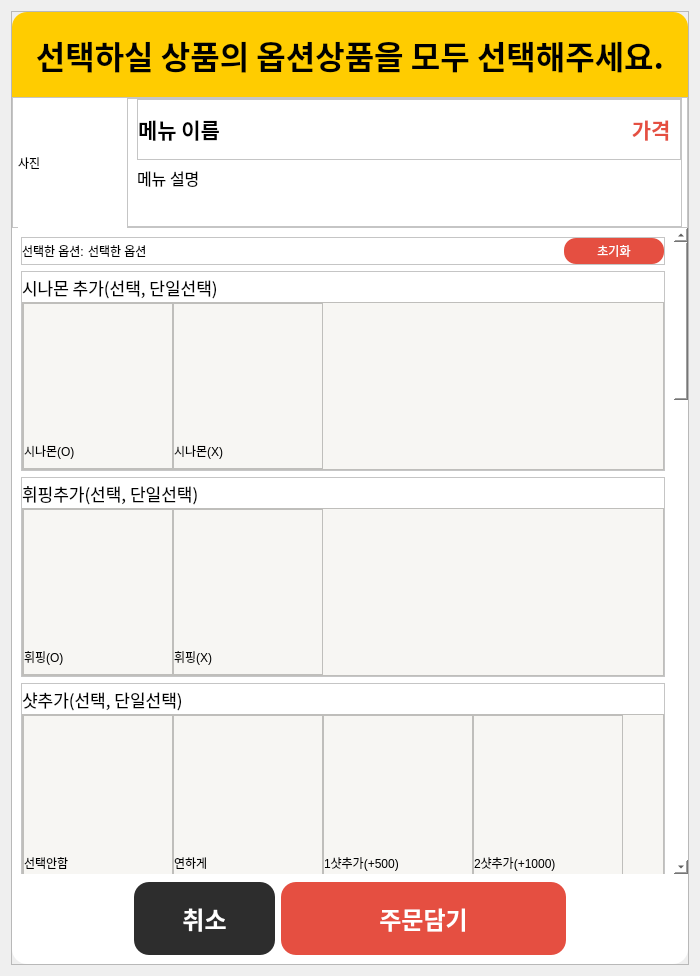
Above: UI/mega_choose_option_page.ui from guaba98/mega_kiosk before the change. Below: the same form after it.
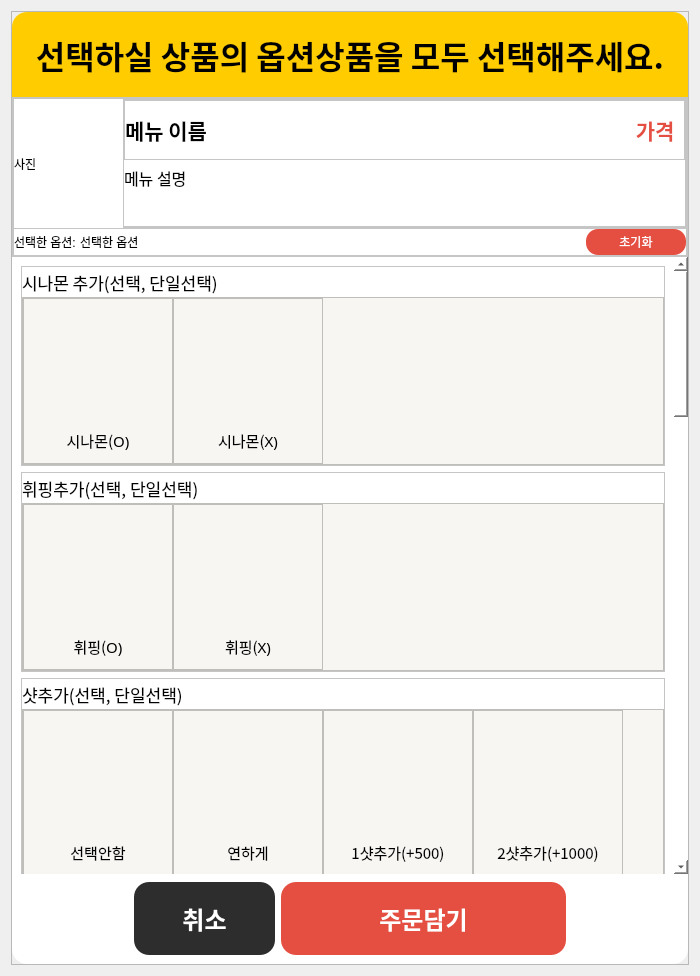
That is the form after the change. Icons and pictures are not drawn.

Commit message: mega kiosk day9 - 결제 qr / barcode 창 수정하기

```diff
--- a/UI/mega_choose_option_page.ui
+++ b/UI/mega_choose_option_page.ui
@@ -109,15 +109,39 @@
            <property name="minimumSize">
             <size>
              <width>0</width>
-             <height>131</height>
+             <height>160</height>
             </size>
            </property>
            <property name="maximumSize">
             <size>
              <width>16777215</width>
-             <height>130</height>
+             <height>160</height>
             </size>
            </property>
+           <property name="frameShape">
+            <enum>QFrame::StyledPanel</enum>
+           </property>
+           <property name="frameShadow">
+            <enum>QFrame::Raised</enum>
+           </property>
+           <layout class="QVBoxLayout" name="verticalLayout_43">
+            <property name="spacing">
+             <number>0</number>
+            </property>
+            <property name="leftMargin">
+             <number>0</number>
+            </property>
+            <property name="topMargin">
+             <number>0</number>
+            </property>
+            <property name="rightMargin">
+             <number>0</number>
+            </property>
+            <property name="bottomMargin">
+             <number>0</number>
+            </property>
+            <item>
+             <widget class="QFrame" name="frame_46">
            <property name="frameShape">
             <enum>QFrame::StyledPanel</enum>
            </property>
@@ -129,13 +153,13 @@
              <number>0</number>
             </property>
             <property name="leftMargin">
-             <number>5</number>
+                <number>0</number>
             </property>
             <property name="topMargin">
              <number>0</number>
             </property>
             <property name="rightMargin">
-             <number>5</number>
+                <number>0</number>
             </property>
             <property name="bottomMargin">
              <number>0</number>
@@ -174,6 +198,9 @@
                <enum>QFrame::Raised</enum>
               </property>
               <layout class="QVBoxLayout" name="verticalLayout">
+                  <property name="leftMargin">
+                   <number>0</number>
+                  </property>
                <property name="topMargin">
                 <number>0</number>
                </property>
@@ -294,6 +321,94 @@
           </widget>
          </item>
          <item>
+             <widget class="QFrame" name="frame_44">
+              <property name="frameShape">
+               <enum>QFrame::StyledPanel</enum>
+              </property>
+              <property name="frameShadow">
+               <enum>QFrame::Raised</enum>
+              </property>
+              <layout class="QHBoxLayout" name="horizontalLayout_16">
+               <property name="spacing">
+                <number>0</number>
+               </property>
+               <property name="leftMargin">
+                <number>0</number>
+               </property>
+               <property name="topMargin">
+                <number>0</number>
+               </property>
+               <property name="rightMargin">
+                <number>0</number>
+               </property>
+               <property name="bottomMargin">
+                <number>0</number>
+               </property>
+               <item>
+                <widget class="QLabel" name="label">
+                 <property name="styleSheet">
+                  <string notr="true">font: 57 14pt &quot;Pretendard Medium&quot;;</string>
+                 </property>
+                 <property name="text">
+                  <string>선택한 옵션: </string>
+                 </property>
+                </widget>
+               </item>
+               <item>
+                <widget class="QLabel" name="choose_option_label">
+                 <property name="styleSheet">
+                  <string notr="true">font: 57 14pt &quot;Pretendard Medium&quot;;</string>
+                 </property>
+                 <property name="text">
+                  <string>선택한 옵션</string>
+                 </property>
+                </widget>
+               </item>
+               <item>
+                <spacer name="horizontalSpacer_15">
+                 <property name="orientation">
+                  <enum>Qt::Horizontal</enum>
+                 </property>
+                 <property name="sizeHint" stdset="0">
+                  <size>
+                   <width>40</width>
+                   <height>20</height>
+                  </size>
+                 </property>
+                </spacer>
+               </item>
+               <item>
+                <widget class="QPushButton" name="reset_btn">
+                 <property name="minimumSize">
+                  <size>
+                   <width>100</width>
+                   <height>26</height>
+                  </size>
+                 </property>
+                 <property name="maximumSize">
+                  <size>
+                   <width>300</width>
+                   <height>16777215</height>
+                  </size>
+                 </property>
+                 <property name="styleSheet">
+                  <string notr="true">background-color: rgb(229, 79, 65);
+border-radius: 12px;
+color:white;
+font: 57 14pt &quot;Pretendard Medium&quot;;</string>
+                 </property>
+                 <property name="text">
+                  <string>초기화</string>
+                 </property>
+                </widget>
+               </item>
+              </layout>
+             </widget>
+            </item>
+           </layout>
+          </widget>
+         </item>
+         <item>
           <widget class="QWidget" name="option_bottom_frame" native="true">
            <property name="styleSheet">
             <string notr="true">QPushButton
@@ -361,96 +476,11 @@
                 <rect>
                  <x>0</x>
                  <y>0</y>
-                 <width>666</width>
-                 <height>2524</height>
+                 <width>663</width>
+                 <height>2490</height>
                 </rect>
                </property>
                <layout class="QVBoxLayout" name="verticalLayout_6">
-                <item>
-                 <widget class="QFrame" name="frame_44">
-                  <property name="frameShape">
-                   <enum>QFrame::StyledPanel</enum>
-                  </property>
-                  <property name="frameShadow">
-                   <enum>QFrame::Raised</enum>
-                  </property>
-                  <layout class="QHBoxLayout" name="horizontalLayout_16">
-                   <property name="spacing">
-                    <number>0</number>
-                   </property>
-                   <property name="leftMargin">
-                    <number>0</number>
-                   </property>
-                   <property name="topMargin">
-                    <number>0</number>
-                   </property>
-                   <property name="rightMargin">
-                    <number>0</number>
-                   </property>
-                   <property name="bottomMargin">
-                    <number>0</number>
-                   </property>
-                   <item>
-                    <widget class="QLabel" name="label">
-                     <property name="styleSheet">
-                      <string notr="true">font: 57 14pt &quot;Pretendard Medium&quot;;</string>
-                     </property>
-                     <property name="text">
-                      <string>선택한 옵션: </string>
-                     </property>
-                    </widget>
-                   </item>
-                   <item>
-                    <widget class="QLabel" name="choose_option_label">
-                     <property name="styleSheet">
-                      <string notr="true">font: 57 14pt &quot;Pretendard Medium&quot;;</string>
-                     </property>
-                     <property name="text">
-                      <string>선택한 옵션</string>
-                     </property>
-                    </widget>
-                   </item>
-                   <item>
-                    <spacer name="horizontalSpacer_15">
-                     <property name="orientation">
-                      <enum>Qt::Horizontal</enum>
-                     </property>
-                     <property name="sizeHint" stdset="0">
-                      <size>
-                       <width>40</width>
-                       <height>20</height>
-                      </size>
-                     </property>
-                    </spacer>
-                   </item>
-                   <item>
-                    <widget class="QPushButton" name="reset_btn">
-                     <property name="minimumSize">
-                      <size>
-                       <width>100</width>
-                       <height>26</height>
-                      </size>
-                     </property>
-                     <property name="maximumSize">
-                      <size>
-                       <width>300</width>
-                       <height>16777215</height>
-                      </size>
-                     </property>
-                     <property name="styleSheet">
-                      <string notr="true">background-color: rgb(229, 79, 65);
-border-radius: 12px;
-color:white;
-font: 57 14pt &quot;Pretendard Medium&quot;;</string>
-                     </property>
-                     <property name="text">
-                      <string>초기화</string>
-                     </property>
-                    </widget>
-                   </item>
-                  </layout>
-                 </widget>
-                </item>
                 <item>
                  <widget class="QFrame" name="option_frame_1">
                   <property name="minimumSize">
@@ -609,9 +639,18 @@
                          </item>
                          <item>
                           <widget class="QLabel" name="option_1_label_1">
+                           <property name="font">
+                            <font>
+                             <family>Pretendard Light</family>
+                             <pointsize>11</pointsize>
+                            </font>
+                           </property>
                            <property name="text">
                             <string>시나몬(O)</string>
                            </property>
+                           <property name="alignment">
+                            <set>Qt::AlignHCenter|Qt::AlignTop</set>
+                           </property>
                           </widget>
                          </item>
                         </layout>
@@ -684,9 +723,18 @@
                          </item>
                          <item>
                           <widget class="QLabel" name="option_1_label_2">
+                           <property name="font">
+                            <font>
+                             <family>Pretendard Light</family>
+                             <pointsize>11</pointsize>
+                            </font>
+                           </property>
                            <property name="text">
                             <string>시나몬(X)</string>
                            </property>
+                           <property name="alignment">
+                            <set>Qt::AlignHCenter|Qt::AlignTop</set>
+                           </property>
                           </widget>
                          </item>
                         </layout>
@@ -866,9 +914,18 @@
                          </item>
                          <item>
                           <widget class="QLabel" name="option_2_label_1">
+                           <property name="font">
+                            <font>
+                             <family>Pretendard Light</family>
+                             <pointsize>11</pointsize>
+                            </font>
+                           </property>
                            <property name="text">
                             <string>휘핑(O)</string>
                            </property>
+                           <property name="alignment">
+                            <set>Qt::AlignHCenter|Qt::AlignTop</set>
+                           </property>
                           </widget>
                          </item>
                         </layout>
@@ -935,9 +992,18 @@
                          </item>
                          <item>
                           <widget class="QLabel" name="option_2_btn_3">
+                           <property name="font">
+                            <font>
+                             <family>Pretendard Light</family>
+                             <pointsize>11</pointsize>
+                            </font>
+                           </property>
                            <property name="text">
                             <string>휘핑(X)</string>
                            </property>
+                           <property name="alignment">
+                            <set>Qt::AlignHCenter|Qt::AlignTop</set>
+                           </property>
                           </widget>
                          </item>
                         </layout>
@@ -1114,9 +1180,18 @@
                          </item>
                          <item>
                           <widget class="QLabel" name="option_3_label_1">
+                           <property name="font">
+                            <font>
+                             <family>Pretendard Light</family>
+                             <pointsize>11</pointsize>
+                            </font>
+                           </property>
                            <property name="text">
                             <string>선택안함</string>
                            </property>
+                           <property name="alignment">
+                            <set>Qt::AlignHCenter|Qt::AlignTop</set>
+                           </property>
                           </widget>
                          </item>
                         </layout>
@@ -1189,9 +1264,18 @@
                          </item>
                          <item>
                           <widget class="QLabel" name="option_3_label_2">
+                           <property name="font">
+                            <font>
+                             <family>Pretendard Light</family>
+                             <pointsize>11</pointsize>
+                            </font>
+                           </property>
                            <property name="text">
                             <string>연하게</string>
                            </property>
+                           <property name="alignment">
+                            <set>Qt::AlignHCenter|Qt::AlignTop</set>
+                           </property>
                           </widget>
                          </item>
                         </layout>
@@ -1258,9 +1342,18 @@
                          </item>
                          <item>
                           <widget class="QLabel" name="option_3_label_3">
+                           <property name="font">
+                            <font>
+                             <family>Pretendard Light</family>
+                             <pointsize>11</pointsize>
+                            </font>
+                           </property>
                            <property name="text">
                             <string>1샷추가(+500)</string>
                            </property>
+                           <property name="alignment">
+                            <set>Qt::AlignHCenter|Qt::AlignTop</set>
+                           </property>
                           </widget>
                          </item>
                         </layout>
@@ -1327,9 +1420,18 @@
                          </item>
                          <item>
                           <widget class="QLabel" name="option_3_label_4">
+                           <property name="font">
+                            <font>
+                             <family>Pretendard Light</family>
+                             <pointsize>11</pointsize>
+                            </font>
+                           </property>
                            <property name="text">
                             <string>2샷추가(+1000)</string>
                            </property>
+                           <property name="alignment">
+                            <set>Qt::AlignHCenter|Qt::AlignTop</set>
+                           </property>
                           </widget>
                          </item>
                         </layout>
```
Left out of the diff: 168 changed lines with no effect on the pictures. Lines whose indentation alone changed are shown as unchanged. The commit also changes 20 other files.
